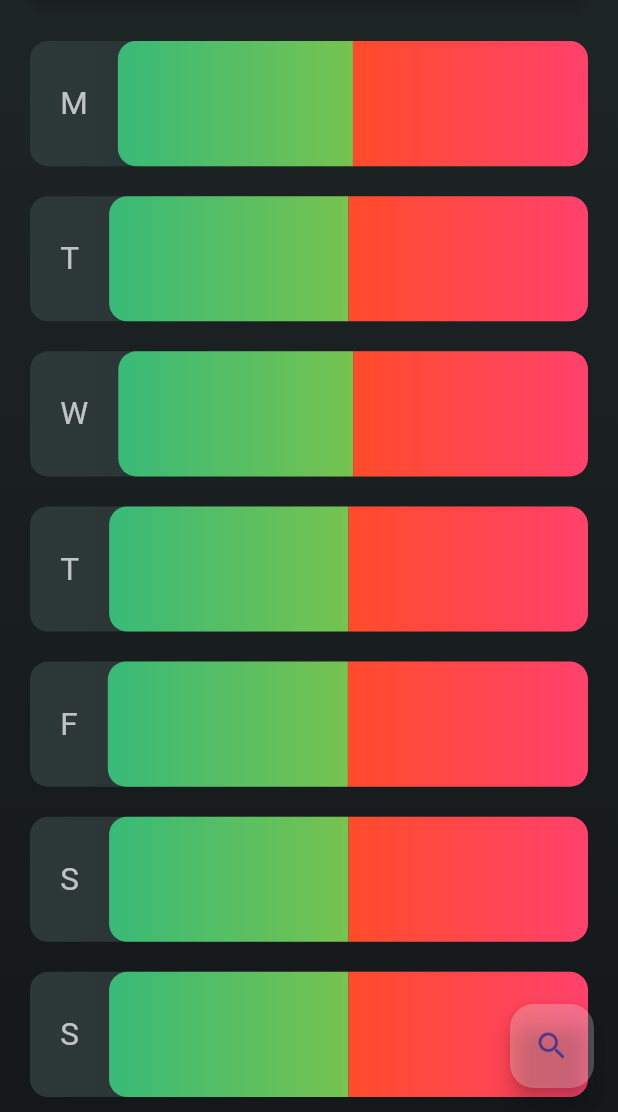
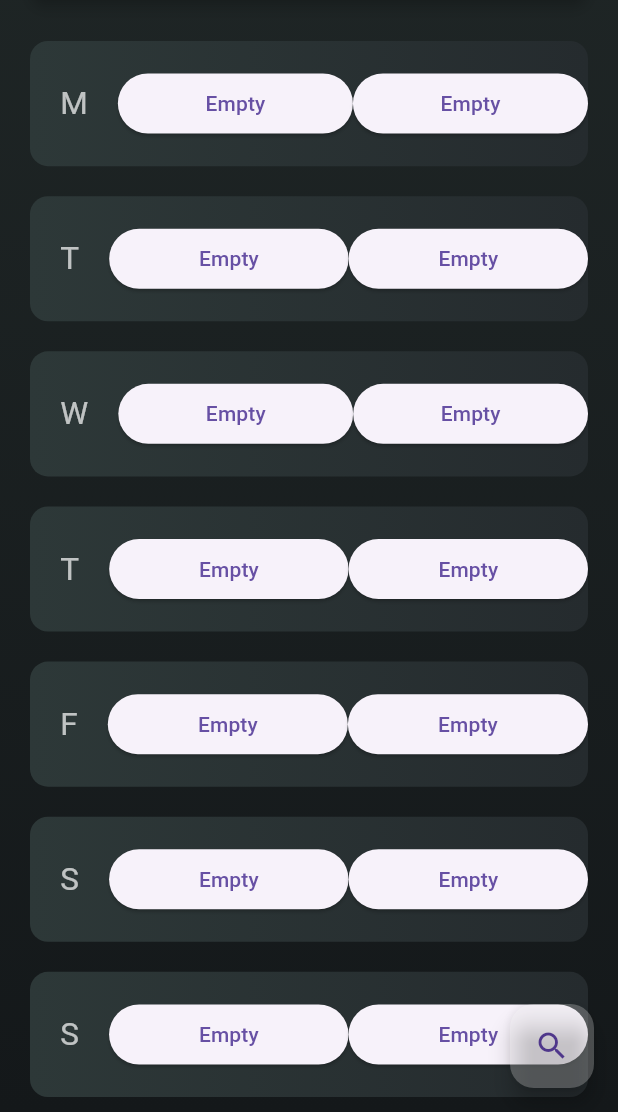
Before and after one commit to 3enedict/limelight, a Flutter app: the RecipesPage screen opened directly, after a tap on "Pasta and tomato sauce", on a phone screen of 412 x 824 dp, the part 124-1236 px from its top. Run offline on Flutter 3.47's test engine with Material 2 defaults, Android fonts, the phone set to English and light mode, and no system bars; our stand-ins replace fluttericon, google_fonts; statements that could not run were skipped.

Commit message:
Added buttons to eventually add recipes to a date.

```diff
--- a/lib/pages/recipes_page.dart
+++ b/lib/pages/recipes_page.dart
@@ -106,8 +106,10 @@ class RecipesPage extends StatelessWidget {
                   ),
                 ),
                 const SizedBox(height: 20),
-                const Expanded(
-                  child: Calendar(),
+                Expanded(
+                  child: Calendar(
+                    recipe: recipes[index],
+                  ),
                 ),
               ],
             ),
--- a/lib/widgets/calendar.dart
+++ b/lib/widgets/calendar.dart
@@ -4,7 +4,8 @@ import 'package:limelight/widgets/recipe.dart';
 import 'package:limelight/gradients.dart';
 
 class Calendar extends StatelessWidget {
-  const Calendar({super.key});
+  final RecipeData recipe;
+  const Calendar({super.key, required this.recipe});
 
   @override
   Widget build(BuildContext context) {
@@ -13,30 +14,31 @@ class Calendar extends StatelessWidget {
         initialPage: 2,
       ),
       scrollDirection: Axis.vertical,
-      children: const [
-        CalendarPage(),
-        CalendarPage(),
-        CalendarPage(),
-        CalendarPage(),
+      children: [
+        CalendarPage(recipe: recipe),
+        CalendarPage(recipe: recipe),
+        CalendarPage(recipe: recipe),
+        CalendarPage(recipe: recipe),
       ],
     );
   }
 }
 
 class CalendarPage extends StatelessWidget {
-  const CalendarPage({super.key});
+  final RecipeData recipe;
+  const CalendarPage({super.key, required this.recipe});
 
   @override
   Widget build(BuildContext context) {
     return Column(
-      children: const [
-        Day(day: 'M'),
-        Day(day: 'T'),
-        Day(day: 'W'),
-        Day(day: 'T'),
-        Day(day: 'F'),
-        Day(day: 'S'),
-        Day(day: 'S'),
+      children: [
+        Day(day: 'M', recipe: recipe),
+        Day(day: 'T', recipe: recipe),
+        Day(day: 'W', recipe: recipe),
+        Day(day: 'T', recipe: recipe),
+        Day(day: 'F', recipe: recipe),
+        Day(day: 'S', recipe: recipe),
+        Day(day: 'S', recipe: recipe),
       ],
     );
   }
@@ -44,7 +46,8 @@ class CalendarPage extends StatelessWidget {
 
 class Day extends StatelessWidget {
   final String day;
-  const Day({super.key, required this.day});
+  final RecipeData recipe;
+  const Day({super.key, required this.day, required this.recipe});
 
   @override
   Widget build(BuildContext context) {
@@ -75,33 +78,15 @@ class Day extends StatelessWidget {
               width: 20,
             ),
             Expanded(
-              child: Container(
-                decoration: const BoxDecoration(
-                  borderRadius: BorderRadius.horizontal(
-                    left: Radius.circular(12),
-                    right: Radius.zero,
-                  ),
-                  gradient: LinearGradient(
-                    colors: leafyGreensGradient,
-                    begin: Alignment.centerLeft,
-                    end: Alignment.centerRight,
-                  ),
-                ),
+              child: ElevatedButton(
+                onPressed: () {},
+                child: const Text('Empty'),
               ),
             ),
             Expanded(
-              child: Container(
-                decoration: const BoxDecoration(
-                  borderRadius: BorderRadius.horizontal(
-                    right: Radius.circular(12),
-                    left: Radius.zero,
-                  ),
-                  gradient: LinearGradient(
-                    colors: meatGradient,
-                    begin: Alignment.centerLeft,
-                    end: Alignment.centerRight,
-                  ),
-                ),
+              child: ElevatedButton(
+                onPressed: () {},
+                child: const Text('Empty'),
               ),
             ),
           ],
```
